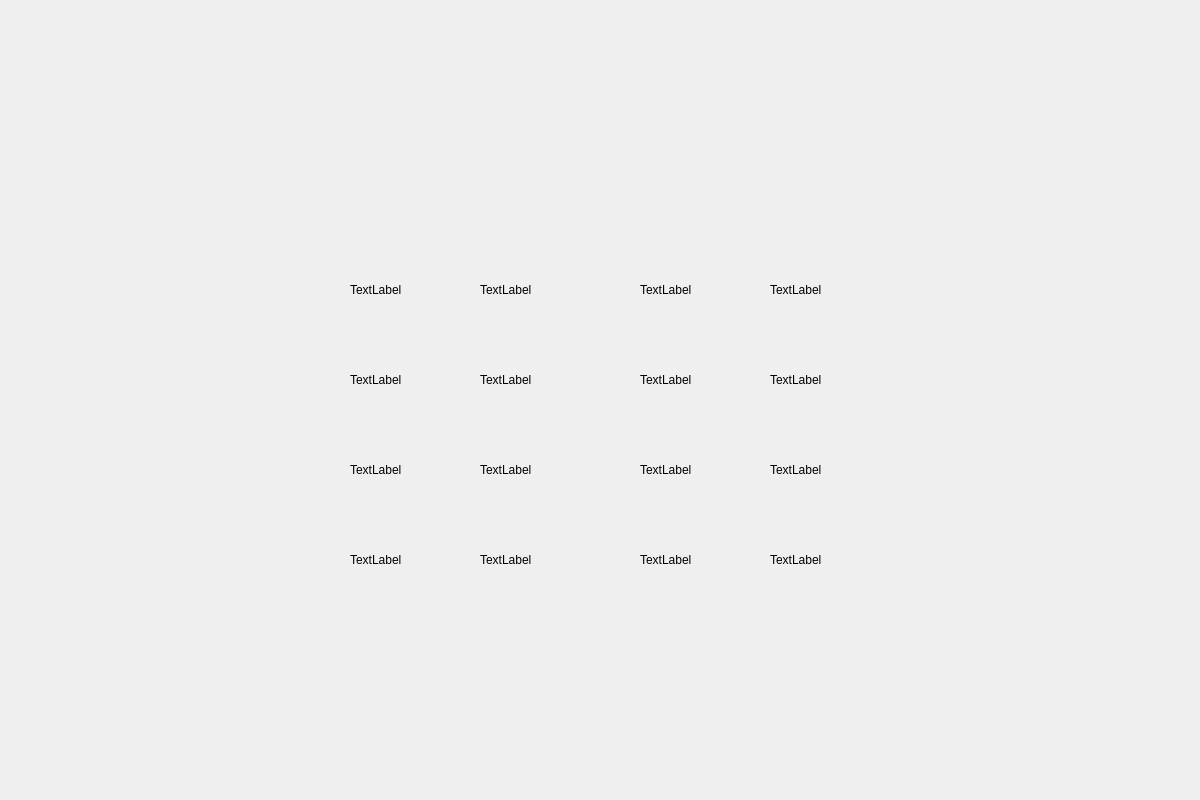
This is RushRoyal/Gameplay_page.ui in al-ire-za/PlantvsZombie as Qt 5 draws it before an edit. The edited form follows.
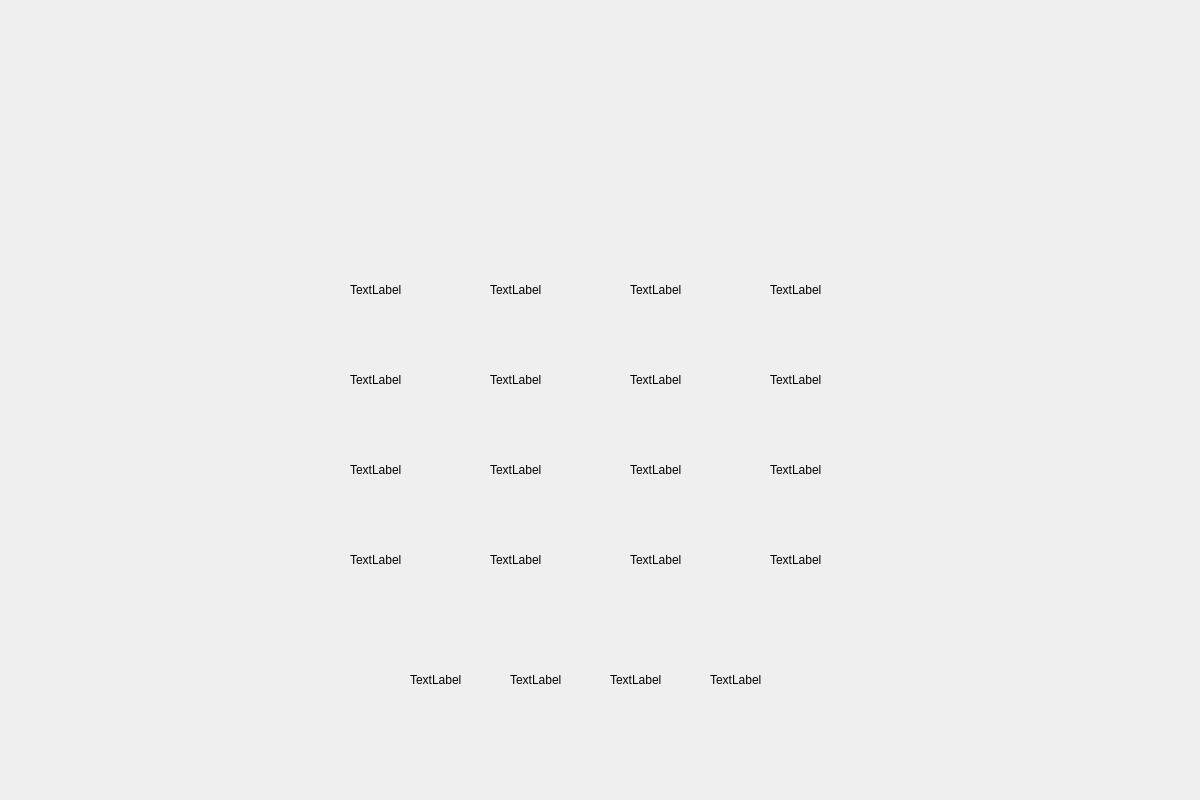
This is the edited form. Icons and pictures are not drawn.

Diff of the .ui file:
```diff
--- a/RushRoyal/Gameplay_page.ui
+++ b/RushRoyal/Gameplay_page.ui
@@ -20,7 +20,7 @@
    <widget class="QLabel" name="label_14">
     <property name="geometry">
      <rect>
-      <x>480</x>
+      <x>490</x>
       <y>520</y>
       <width>90</width>
       <height>80</height>
@@ -46,7 +46,7 @@
    <widget class="QLabel" name="label_16">
     <property name="geometry">
      <rect>
-      <x>640</x>
+      <x>630</x>
       <y>520</y>
       <width>90</width>
       <height>80</height>
@@ -72,7 +72,7 @@
    <widget class="QLabel" name="label_18">
     <property name="geometry">
      <rect>
-      <x>640</x>
+      <x>630</x>
       <y>430</y>
       <width>90</width>
       <height>80</height>
@@ -98,7 +98,7 @@
    <widget class="QLabel" name="label_20">
     <property name="geometry">
      <rect>
-      <x>480</x>
+      <x>490</x>
       <y>430</y>
       <width>90</width>
       <height>80</height>
@@ -124,7 +124,7 @@
    <widget class="QLabel" name="label_22">
     <property name="geometry">
      <rect>
-      <x>640</x>
+      <x>630</x>
       <y>340</y>
       <width>90</width>
       <height>80</height>
@@ -150,7 +150,7 @@
    <widget class="QLabel" name="label_24">
     <property name="geometry">
      <rect>
-      <x>480</x>
+      <x>490</x>
       <y>340</y>
       <width>90</width>
       <height>80</height>
@@ -176,7 +176,7 @@
    <widget class="QLabel" name="label_26">
     <property name="geometry">
      <rect>
-      <x>640</x>
+      <x>630</x>
       <y>250</y>
       <width>90</width>
       <height>80</height>
@@ -202,7 +202,7 @@
    <widget class="QLabel" name="label_28">
     <property name="geometry">
      <rect>
-      <x>480</x>
+      <x>490</x>
       <y>250</y>
       <width>90</width>
       <height>80</height>
@@ -225,6 +225,58 @@
      <string>TextLabel</string>
     </property>
    </widget>
+   <widget class="QLabel" name="label_30">
+    <property name="geometry">
+     <rect>
+      <x>710</x>
+      <y>640</y>
+      <width>90</width>
+      <height>80</height>
+     </rect>
+    </property>
+    <property name="text">
+     <string>TextLabel</string>
+    </property>
+   </widget>
+   <widget class="QLabel" name="label_31">
+    <property name="geometry">
+     <rect>
+      <x>410</x>
+      <y>640</y>
+      <width>90</width>
+      <height>80</height>
+     </rect>
+    </property>
+    <property name="text">
+     <string>TextLabel</string>
+    </property>
+   </widget>
+   <widget class="QLabel" name="label_32">
+    <property name="geometry">
+     <rect>
+      <x>510</x>
+      <y>640</y>
+      <width>90</width>
+      <height>80</height>
+     </rect>
+    </property>
+    <property name="text">
+     <string>TextLabel</string>
+    </property>
+   </widget>
+   <widget class="QLabel" name="label_33">
+    <property name="geometry">
+     <rect>
+      <x>610</x>
+      <y>640</y>
+      <width>90</width>
+      <height>80</height>
+     </rect>
+    </property>
+    <property name="text">
+     <string>TextLabel</string>
+    </property>
+   </widget>
   </widget>
  </widget>
  <resources/>
```
